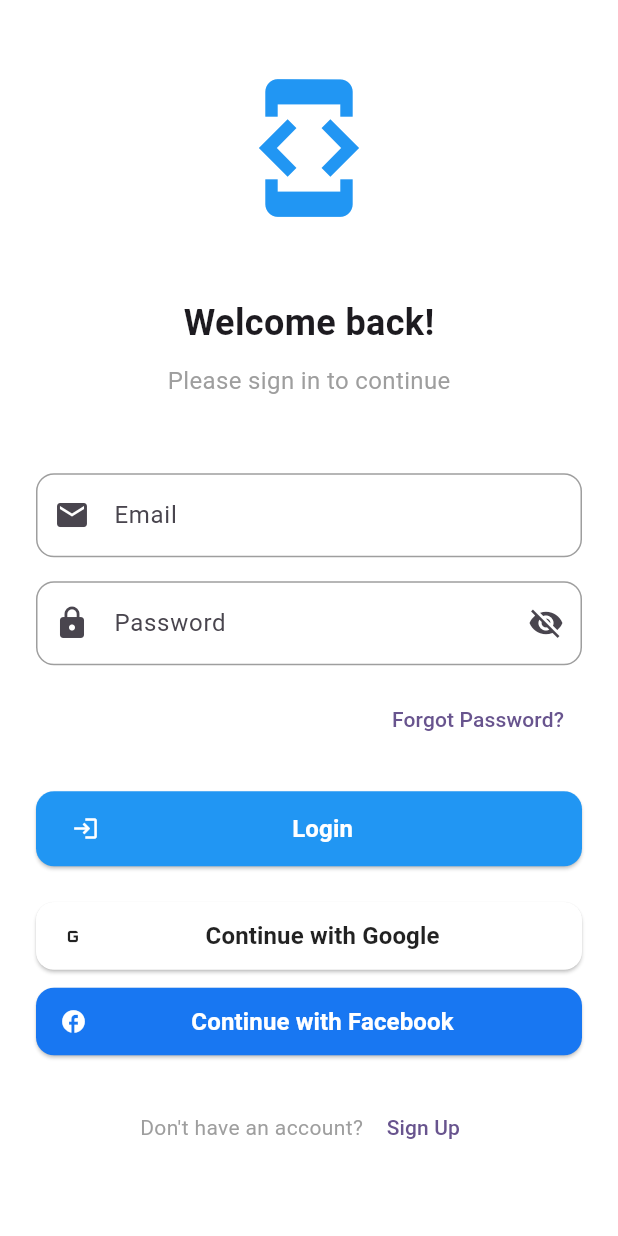
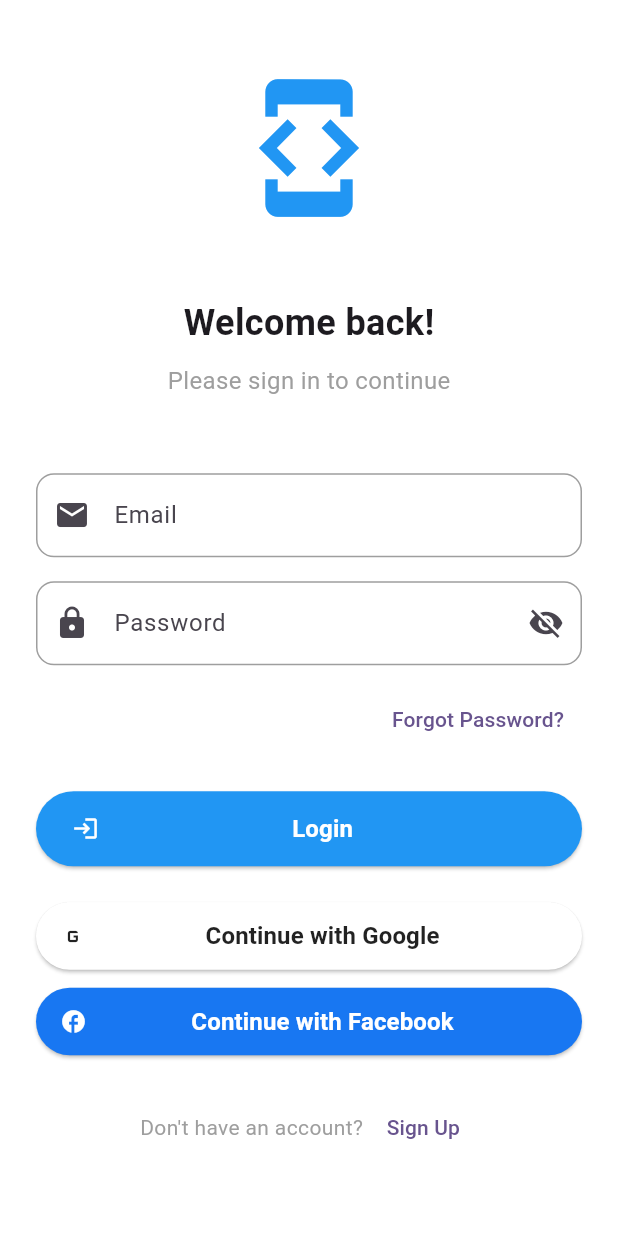
Before and after one commit to vunguyen-aya/widgetbook-demo, a Flutter app: the screen it shows after launch, on a phone screen of 412 x 824 dp. Run offline on Flutter 3.47's test engine with Material 3 defaults, Android fonts, the phone set to English and light mode, and no system bars; our stand-ins replace flutter_screenutil; missing offline and left inert: widgetbook, widgetbook_annotation.

Commit message:
Fix custom button

```diff
--- a/lib/widgets/custom_button.dart
+++ b/lib/widgets/custom_button.dart
@@ -37,7 +37,7 @@ class CustomButton extends StatelessWidget {
           backgroundColor: backgroundColor ?? Theme.of(context).primaryColor,
           padding: padding,
           shape: RoundedRectangleBorder(
-            borderRadius: BorderRadius.circular(borderRadius),
+            borderRadius: BorderRadius.circular(500),
           ),
         ),
         child: isLoading
```
